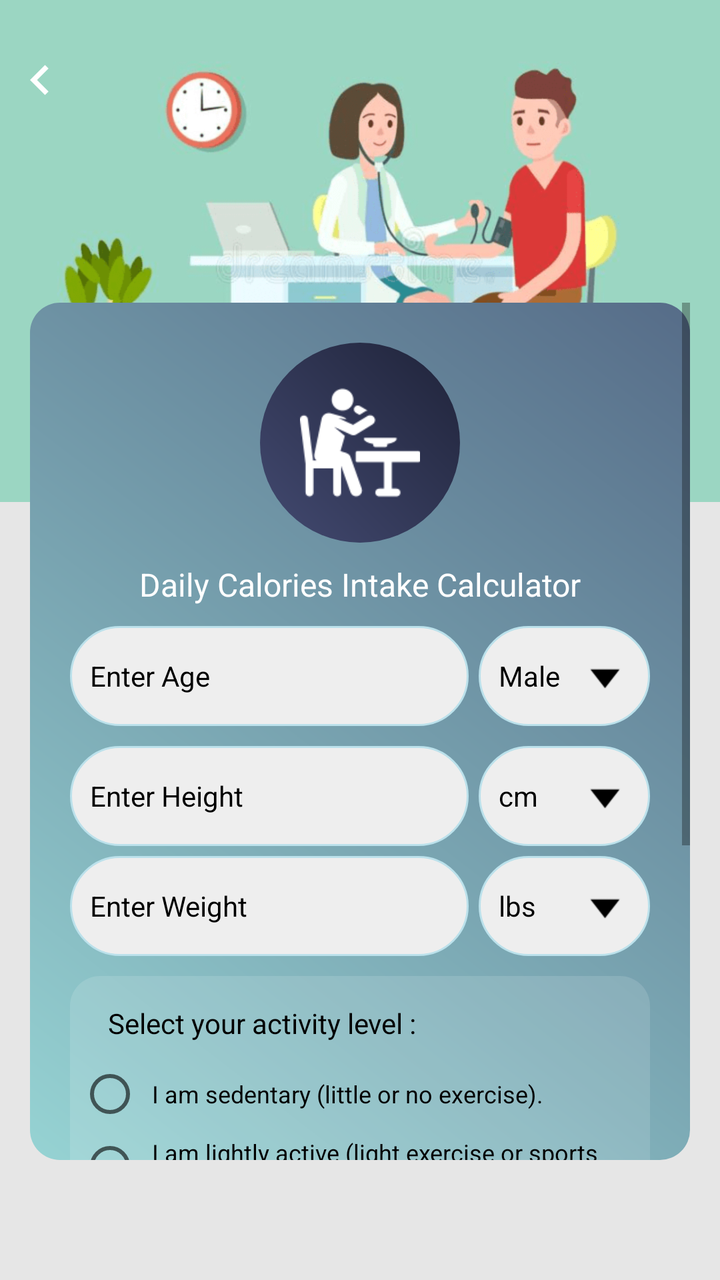
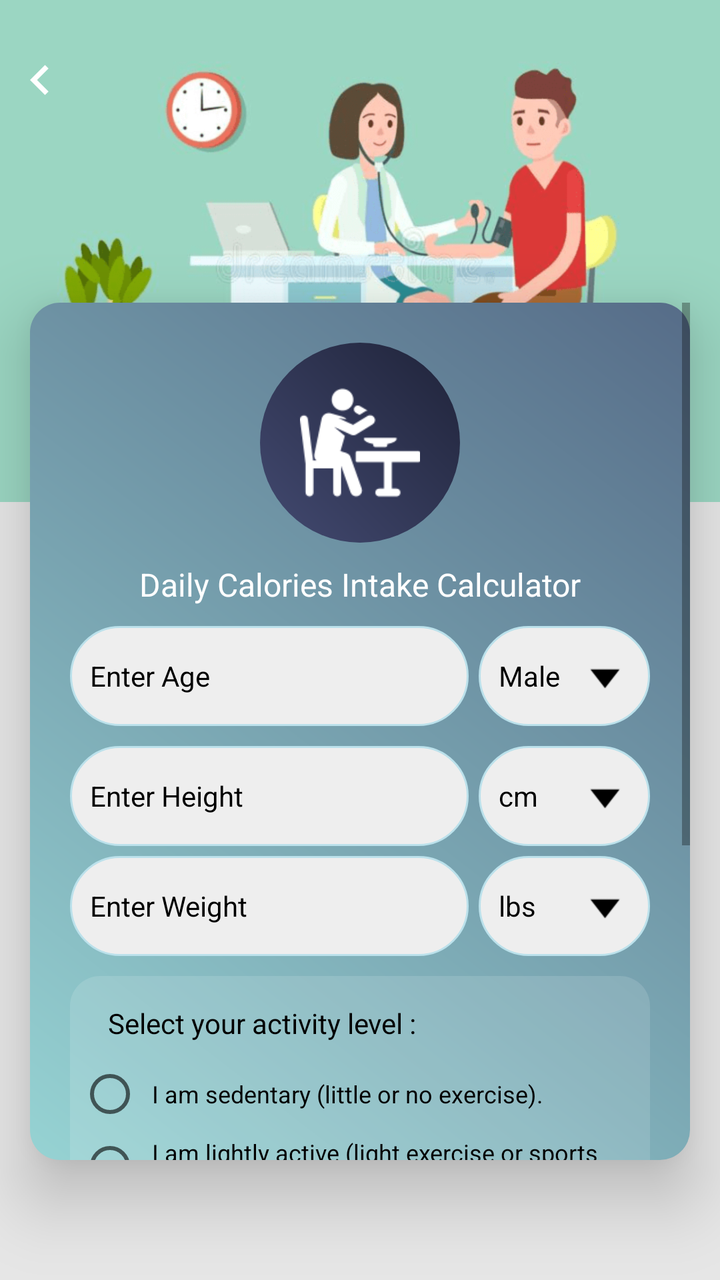

The first picture is an Android layout as it rendered before a commit; the second is the same layout after the commit. The layout source and the unified diff follow.
<!-- AndroidManifest.xml: application theme AppTheme -->
<!-- res/layout/calories_intake_calculator.xml -->
<?xml version="1.0" encoding="utf-8"?>
<RelativeLayout xmlns:android="http://schemas.android.com/apk/res/android"
    xmlns:aapt="http://schemas.android.com/aapt"
    xmlns:app="http://schemas.android.com/apk/res-auto"
    android:layout_width="match_parent"
    android:layout_height="match_parent"
    android:background="@color/gray_color">


    <RelativeLayout
        android:id="@+id/banner"
        android:layout_width="match_parent"
        android:layout_height="wrap_content"
        android:background="@mipmap/calculator_banner_2">

    </RelativeLayout>
    <ImageView
        android:id="@+id/iv_back"
        android:layout_width="40dp"
        android:layout_height="40dp"
        android:layout_alignParentLeft="true"
        android:layout_alignParentTop="true"
        android:layout_marginTop="20dp"
        android:padding="5dp"
        android:src="@drawable/ic_chevron_left_white_24dp" />



    <LinearLayout
        android:id="@+id/cardviewone"
        android:layout_marginBottom="60dp"
        android:layout_width="match_parent"
        android:layout_height="wrap_content"
        android:layout_marginLeft="@dimen/text_15"
        android:layout_below="@+id/banner"
        android:layout_marginTop="-100dp"
        android:layout_marginRight="@dimen/text_15"
        android:orientation="horizontal"
        android:background="@drawable/a2_grad_black"
        app:cardElevation="20dip">



        
    <ScrollView
        android:layout_width="match_parent"
        android:layout_height="wrap_content"

        android:layout_above="@+id/normal_ad_include"
        android:layout_below="@+id/tv_bodyfat">

        <LinearLayout
            android:layout_width="match_parent"
            android:layout_height="wrap_content"
            android:layout_centerInParent="true"
            android:layout_margin="20dp"
            android:layout_marginBottom="20dp"
            android:orientation="vertical">

            <RelativeLayout
                android:layout_width="match_parent"
                android:layout_above="@+id/cardviewone"

                android:layout_height="wrap_content">
                <RelativeLayout
                    android:id="@+id/rel12"
                    android:layout_width="100dp"
                    android:layout_centerInParent="true"
                    android:background="@drawable/a3_grad"
                    android:layout_height="100dp">

                    <ImageView
                        android:id="@+id/iv_bodyfat"
                        android:layout_width="60dp"
                        android:layout_height="60dp"
                        android:layout_centerHorizontal="true"
                        android:layout_centerInParent="true"
                        android:src="@drawable/img_daily_calorie_intake" />
                </RelativeLayout>
            </RelativeLayout>


            <TextView
                android:id="@+id/tv_bodyfat"
                android:layout_width="match_parent"
                android:layout_height="wrap_content"
                android:layout_below="@+id/rel12"
                android:textAlignment="center"
                android:layout_centerHorizontal="true"
                android:layout_margin="10dp"
                android:text="@string/Daily_Calories_Intake_Calculator"
                android:textColor="@color/white"
                android:textSize="@dimen/textsize_16" />

            <LinearLayout
                android:layout_width="match_parent"
                android:layout_height="wrap_content"
                android:orientation="horizontal">

                <EditText
                    android:id="@+id/et_age"
                    android:layout_width="0dp"
                    android:layout_height="50dp"
                    android:layout_marginBottom="5dp"
                    android:layout_weight="7"
                    android:background="@drawable/corner2"
                    android:hint="@string/Enter_Age"
                    android:imeOptions="actionNext"
                    android:inputType="number"
                    android:paddingLeft="10dp"
                    android:textColor="@color/black"
                    android:textColorHint="@color/black"
                    android:textSize="@dimen/textsize_14" />

                <TextView
                    android:id="@+id/tv_gender"
                    android:layout_width="0dp"
                    android:layout_height="match_parent"
                    android:layout_marginLeft="5dp"
                    android:layout_marginBottom="5dp"
                    android:layout_weight="3"
                    android:background="@drawable/corner2"
                    android:drawableRight="@mipmap/down"
                    android:gravity="top|bottom|left|right|center_vertical|fill_vertical|center_horizontal|fill_horizontal|center|fill|start|end"
                    android:padding="10dp"
                    android:text="@string/Male"
                    android:textColor="@color/black"
                    android:textColorHint="@color/black"
                    android:textSize="@dimen/textsize_14" />
            </LinearLayout>

            <LinearLayout
                android:layout_width="match_parent"
                android:layout_height="50dp"
                android:layout_centerInParent="true"
                android:layout_marginTop="5dp"
                android:orientation="horizontal"
                android:weightSum="10">

                <EditText
                    android:id="@+id/et_height"
                    android:layout_width="0dp"
                    android:layout_height="match_parent"
                    android:layout_weight="7"
                    android:background="@drawable/corner2"
                    android:hint="@string/Enter_Height"
                    android:imeOptions="actionNext"
                    android:inputType="none|number|numberSigned|numberDecimal"
                    android:paddingLeft="10dp"
                    android:textColor="@color/black"
                    android:textColorHint="@color/black"
                    android:textSize="@dimen/textsize_14" />

                <TextView
                    android:id="@+id/tv_heightunit"
                    android:layout_width="0dp"
                    android:layout_height="match_parent"
                    android:layout_marginLeft="5dp"
                    android:layout_weight="3"
                    android:background="@drawable/corner2"
                    android:drawableRight="@mipmap/down"
                    android:gravity="top|bottom|left|right|center_vertical|fill_vertical|center_horizontal|fill_horizontal|center|fill|start|end"
                    android:padding="10dp"
                    android:text="@string/cm"
                    android:textColor="@color/black"
                    android:textColorHint="@color/black"
                    android:textSize="@dimen/textsize_14" />
            </LinearLayout>

            <LinearLayout
                android:id="@+id/ll_weight"
                android:layout_width="match_parent"
                android:layout_height="50dp"
                android:layout_centerInParent="true"
                android:layout_marginTop="5dp"
                android:orientation="horizontal"
                android:weightSum="10">

                <EditText
                    android:id="@+id/et_weight"
                    android:layout_width="0dp"
                    android:layout_height="match_parent"
                    android:layout_weight="7"
                    android:background="@drawable/corner2"
                    android:hint="@string/Enter_Weight"
                    android:imeOptions="actionDone"
                    android:inputType="none|number|numberSigned|numberDecimal"
                    android:paddingLeft="10dp"
                    android:textColor="@color/black"
                    android:textColorHint="@color/black"
                    android:textSize="@dimen/textsize_14" />

                <TextView
                    android:id="@+id/tv_weightunit"
                    android:layout_width="0dp"
                    android:layout_height="match_parent"
                    android:layout_marginLeft="5dp"
                    android:layout_weight="3"
                    android:background="@drawable/corner2"
                    android:drawableRight="@mipmap/down"
                    android:gravity="top|bottom|left|right|center_vertical|fill_vertical|center_horizontal|fill_horizontal|center|fill|start|end"
                    android:padding="10dp"
                    android:text="@string/lbs"
                    android:textColor="@color/black"
                    android:textColorHint="@color/black"
                    android:textSize="@dimen/textsize_14" />
            </LinearLayout>

            <LinearLayout
                android:layout_width="match_parent"
                android:layout_height="wrap_content"
                android:layout_marginTop="10dp"
                android:background="@drawable/rounded_corner_chart"
                android:orientation="vertical">

                <TextView
                    android:id="@+id/tv_select_level"
                    android:layout_width="match_parent"
                    android:layout_height="wrap_content"
                    android:layout_marginLeft="5dp"
                    android:gravity="top|bottom|left|right|center_vertical|fill_vertical|center_horizontal|fill_horizontal|center|fill|start|end"
                    android:padding="10dp"
                    android:text="@string/Select_your_activity_level"
                    android:textColor="@color/black"
                    android:textColorHint="@color/black"
                    android:textSize="@dimen/textsize_14" />

                <RadioGroup
                    android:id="@+id/rg_activity_level"
                    android:layout_width="match_parent"
                    android:layout_height="wrap_content">

                    <RadioButton
                        android:id="@+id/rb1"
                        android:layout_width="match_parent"
                        android:layout_height="wrap_content"
                        android:padding="5dp"
                        android:text="@string/sedentary"
                        android:textColor="@color/black"
                        android:textSize="@dimen/textsize_tiny" />

                    <RadioButton
                        android:id="@+id/rb2"
                        android:layout_width="match_parent"
                        android:layout_height="wrap_content"
                        android:padding="5dp"
                        android:text="@string/lightly_active"
                        android:textColor="@color/black"
                        android:textSize="@dimen/textsize_tiny" />

                    <RadioButton
                        android:id="@+id/rb3"
                        android:layout_width="match_parent"
                        android:layout_height="wrap_content"
                        android:padding="5dp"
                        android:text="@string/moderately_active"
                        android:textColor="@color/black"
                        android:textSize="@dimen/textsize_tiny" />

                    <RadioButton
                        android:id="@+id/rb4"
                        android:layout_width="match_parent"
                        android:layout_height="wrap_content"
                        android:padding="5dp"
                        android:text="@string/very_active"
                        android:textColor="@color/black"
                        android:textSize="@dimen/textsize_tiny" />

                    <RadioButton
                        android:id="@+id/rb5"
                        android:layout_width="match_parent"
                        android:layout_height="wrap_content"
                        android:padding="5dp"
                        android:text="@string/super_active"
                        android:textColor="@color/black"
                        android:textSize="@dimen/textsize_tiny" />
                </RadioGroup>
            </LinearLayout>

            <TextView
                android:id="@+id/tv_search_calories_intake"
                android:layout_width="match_parent"
                android:layout_height="50dp"
                android:layout_marginTop="15dp"
                android:layout_marginBottom="35dp"
                android:background="@drawable/a3_grad"
                android:gravity="center"
                android:text="@string/Calculate_Daily_Calories_Intake"
                android:textColor="@color/white"
                android:textColorHint="@color/white"
                android:textSize="@dimen/textsize_14" />
        </LinearLayout>
    </ScrollView>
    </LinearLayout>
    <LinearLayout
        android:id="@+id/normal_ad_include"
        android:layout_width="match_parent"
        android:layout_height="wrap_content"
        android:orientation="vertical"
        android:layout_alignParentBottom="true"/>
</RelativeLayout>
<!-- resources referenced by this layout -->
<resources>
  <color name="black">#000000</color>
  <color name="gray_color">#E6E6E6</color>
  <color name="white">#ffffff</color>
  <dimen name="text_15">15sp</dimen>
  <dimen name="textsize_14">14sp</dimen>
  <dimen name="textsize_16">16sp</dimen>
  <dimen name="textsize_tiny">12dp</dimen>
  <!-- drawable a2_grad_black (drawable) -->
  <?xml version="1.0" encoding="utf-8"?>
  <shape xmlns:android="http://schemas.android.com/apk/res/android">
      <gradient
          android:angle="225"
          android:endColor="#96D3D3"
          android:startColor="#566C88" />
  
      <corners android:radius="15dp"/>
  
  </shape>
  <!-- drawable a3_grad (drawable) -->
  <?xml version="1.0" encoding="utf-8"?>
  <shape xmlns:android="http://schemas.android.com/apk/res/android">
  <gradient
      android:angle="225"
      android:endColor="#434A71"
      android:startColor="#1F2339" />
  
  <corners android:radius="200dp"/>
  
  </shape>
  <!-- drawable corner2 (drawable) -->
  <?xml version="1.0" encoding="utf-8"?>
  <shape xmlns:android="http://schemas.android.com/apk/res/android"
      android:shape="rectangle">
  
  
      <stroke
          android:width="1dp"
          android:color="#BBE1EB"/>
  
      <corners android:radius="200dp"/>
  
      <solid
          android:color="#EEEEEE"/>
  
  </shape>
  <!-- drawable ic_chevron_left_white_24dp (drawable) -->
  <vector android:height="24dp" android:tint="#FFFFFF"
      android:viewportHeight="24" android:viewportWidth="24"
      android:width="24dp" xmlns:android="http://schemas.android.com/apk/res/android">
      <path android:fillColor="@android:color/white" android:pathData="M15.41,7.41L14,6l-6,6 6,6 1.41,-1.41L10.83,12z"/>
  </vector>
  <!-- drawable img_daily_calorie_intake: png bitmap (drawable, 1568 bytes) -->
  <!-- drawable rounded_corner_chart (drawable) -->
  <?xml version="1.0" encoding="utf-8"?>
  <shape xmlns:android="http://schemas.android.com/apk/res/android" xmlns:app="http://schemas.android.com/apk/res-auto" android:shape="rectangle">
      <solid android:color="@color/transperent_white"/>
      <stroke android:width="0dp" android:color="#06000d"/>
      <padding android:left="4dp" android:top="4dp" android:right="4dp" android:bottom="4dp"/>
      <corners android:radius="15dp"/>
  </shape>
  <!-- mipmap calculator_banner_2: png bitmap (mipmap-xhdpi, 70074 bytes) -->
  <!-- mipmap down: png bitmap (mipmap-xhdpi, 325 bytes) -->
  <string name="Calculate_Daily_Calories_Intake">Calculate Daily Calories Intake</string>
  <string name="Daily_Calories_Intake_Calculator">Daily Calories Intake Calculator</string>
  <string name="Enter_Age">Enter Age</string>
  <string name="Enter_Height">Enter Height</string>
  <string name="Enter_Weight">Enter Weight</string>
  <string name="Male">Male</string>
  <string name="Select_your_activity_level">Select your activity level :</string>
  <string name="cm">cm</string>
  <string name="lbs">lbs</string>
  <string name="lightly_active">I am lightly active (light exercise or sports 1-3 days per week)</string>
  <string name="moderately_active">I am moderately active (moderate exercise or sports 3-5 days per week)</string>
  <string name="sedentary">I am sedentary (little or no exercise).</string>
  <string name="super_active">I am super active (very hard exercise or sports and a physical job or 2x training)</string>
  <string name="very_active">I am very active (hard exercise or sports 6-7 days per week)</string>
  <style name="AppTheme" parent="Theme.AppCompat.Light.DarkActionBar">
          
          <item name="colorPrimary">@color/colorPrimary</item>
          <item name="colorPrimaryDark">@color/colorPrimaryDark</item>
          <item name="colorAccent">@color/colorAccent</item>
      </style>
  <color name="transperent_white">#20ffffff</color>
  <color name="colorPrimary">#434A71</color>
  <color name="colorPrimaryDark">#1F2339</color>
  <color name="colorAccent">#1F2339</color>
</resources>

<!-- the commit's change to res/layout/calories_intake_calculator.xml (unified diff, before → after) -->
@@ -37,7 +37,7 @@
         android:layout_marginRight="@dimen/text_15"
         android:orientation="horizontal"
         android:background="@drawable/a2_grad_black"
-        app:cardElevation="20dip">
+        android:elevation="20dp">
 
 
 
